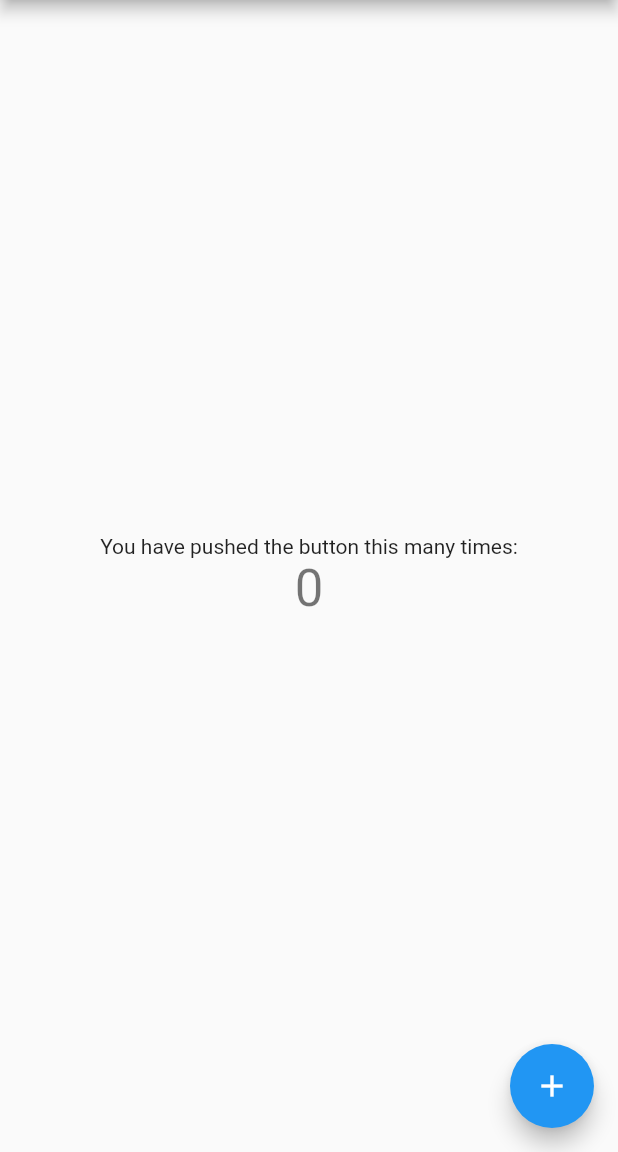
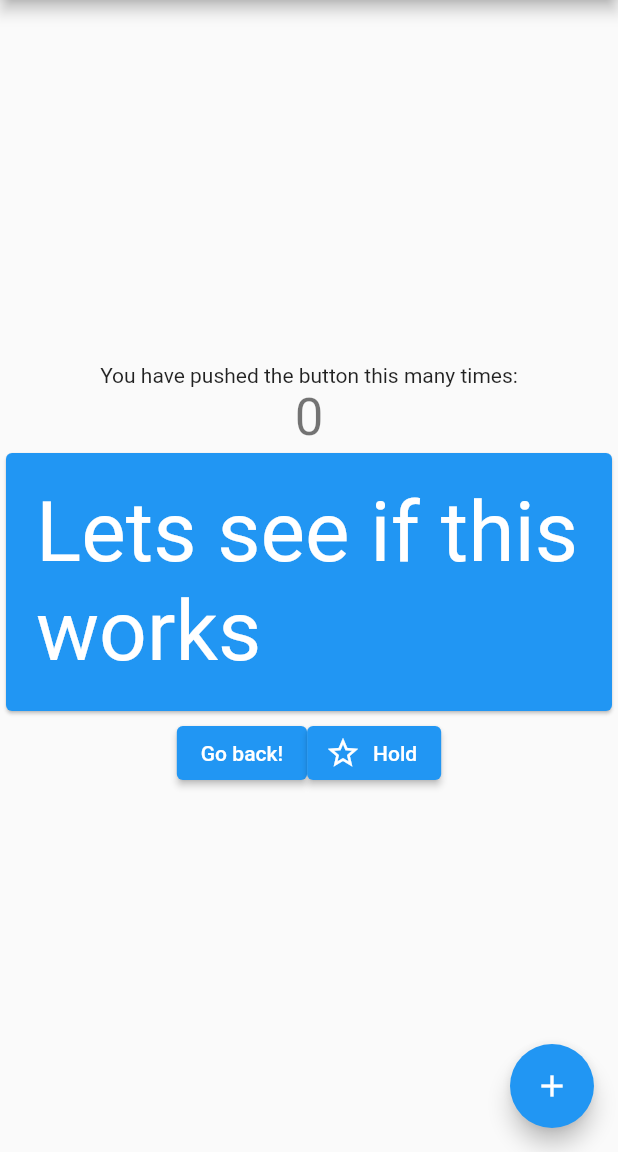
Before and after one commit to wldyd423/AlgoWeb, a Flutter app: the screen it shows after launch, on a phone screen of 412 x 824 dp, the part 84-1236 px from its top. Run offline on Flutter 3.47's test engine with Material 2 defaults, Android fonts, the phone set to English and light mode, and no system bars.

Commit message:
worked on a little

```diff
--- a/book/lib/main.dart
+++ b/book/lib/main.dart
@@ -52,6 +52,8 @@ class MyHomePage extends StatefulWidget {
 class _MyHomePageState extends State<MyHomePage> {
   int _counter = 0;
 
+  var _countHolder = <int>[];
+
   void _incrementCounter() {
     setState(() {
       // This call to setState tells the Flutter framework that something has
@@ -63,6 +65,27 @@ class _MyHomePageState extends State<MyHomePage> {
     });
   }
 
+  void _decrementCounter() {
+    setState(() {
+      // This call to setState tells the Flutter framework that something has
+      // changed in this State, which causes it to rerun the build method below
+      // so that the display can reflect the updated values. If we changed
+      // _counter without calling setState(), then the build method would not be
+      // called again, and so nothing would appear to happen.
+      _counter--;
+    });
+  }
+
+  void toggleHolder() {
+    setState(() {
+      if (_countHolder.contains(_counter)) {
+        _countHolder.remove(_counter);
+      } else {
+        _countHolder.add(_counter);
+      }
+    });
+  }
+
   @override
   Widget build(BuildContext context) {
     // This method is rerun every time setState is called, for instance as done
@@ -71,6 +94,14 @@ class _MyHomePageState extends State<MyHomePage> {
     // The Flutter framework has been optimized to make rerunning build methods
     // fast, so that you can just rebuild anything that needs updating rather
     // than having to individually change instances of widgets.
+
+    IconData icon;
+    if (_countHolder.contains(_counter)) {
+      icon = Icons.star;
+    } else {
+      icon = Icons.star_border;
+    }
+
     return Scaffold(
       appBar: AppBar(
         // Here we take the value from the MyHomePage object that was created by
@@ -104,6 +135,21 @@ class _MyHomePageState extends State<MyHomePage> {
               '$_counter',
               style: Theme.of(context).textTheme.headlineMedium,
             ),
+            Tmp(),
+            Row(
+              mainAxisSize: MainAxisSize.min,
+              children: [
+                ElevatedButton(
+                  onPressed: _decrementCounter,
+                  child: const Text('Go back!'),
+                ),
+                ElevatedButton.icon(
+                  onPressed: toggleHolder,
+                  icon: Icon(icon),
+                  label: const Text('Hold'),
+                ),
+              ],
+            ),
           ],
         ),
       ),
@@ -115,3 +161,24 @@ class _MyHomePageState extends State<MyHomePage> {
     );
   }
 }
+
+class Tmp extends StatelessWidget {
+  const Tmp({
+    super.key,
+  });
+
+  @override
+  Widget build(BuildContext context) {
+    var theme = Theme.of(context);
+    var style = theme.textTheme.displayMedium!.copyWith(
+      color: theme.colorScheme.onPrimary,
+    );
+    return Card(
+      color: theme.colorScheme.primary,
+      child: Padding(
+        padding: const EdgeInsets.all(20),
+        child: Text('Lets see if this works', style: style),
+      ),
+    );
+  }
+}
```
